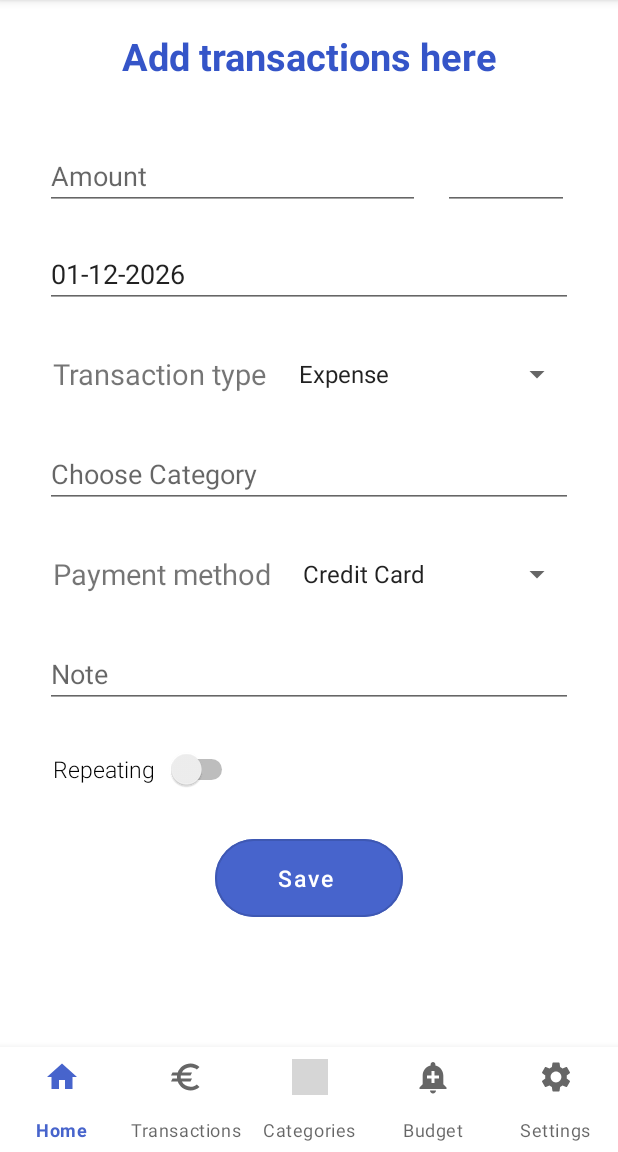
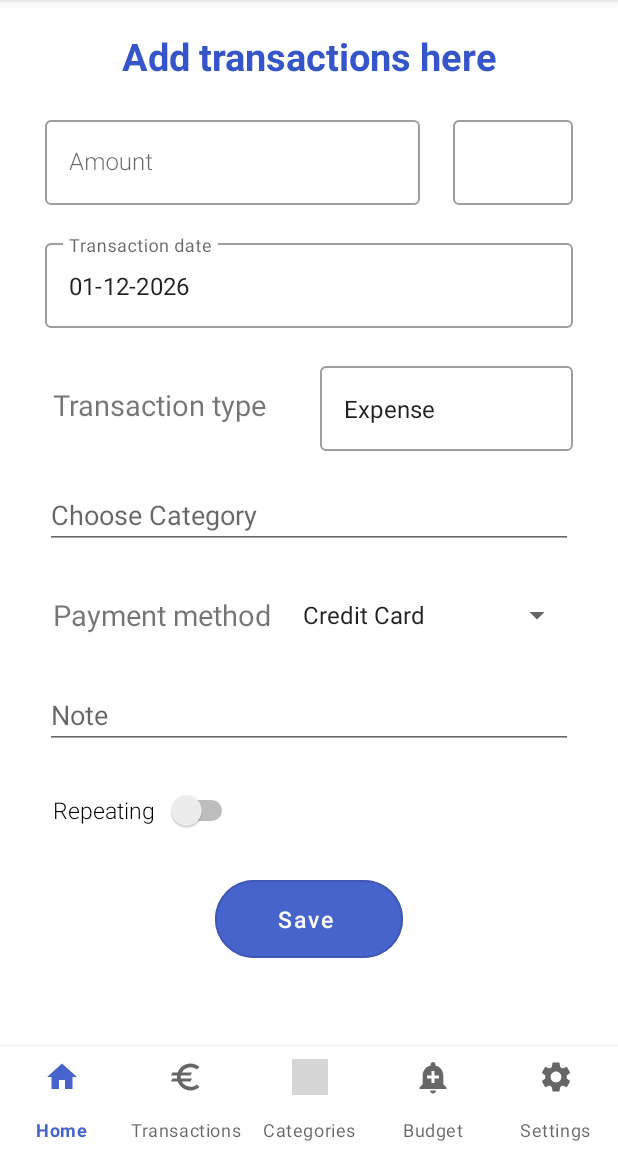
Before and after one commit to amruthanc13/ISEE-DroidBits, an Android app: the fragment AddTransactionFragment placed in its activity, on a phone screen of 412 x 824 dp, the part 84-1236 px from its top. Run offline under Robolectric (Android 15) with nearby library versions, the light colour scheme and no system bars; our stand-ins replace Room's generated code, Volley; libraries missing offline, so code that uses them is left out: com.github.mikephil.charting; 19 statements that could not run were skipped; grey boxes are pictures that could not be loaded.

Commit message:
changing transaction page

```diff
--- a/app/src/main/java/com/droidbits/moneycontrol/ui/transactions/AddTransactionFragment.java
+++ b/app/src/main/java/com/droidbits/moneycontrol/ui/transactions/AddTransactionFragment.java
@@ -51,6 +51,8 @@ import com.droidbits.moneycontrol.utils.DateUtils;
 import com.droidbits.moneycontrol.utils.FormatterUtils;
 import com.droidbits.moneycontrol.utils.NetworkUtils;
 import com.google.android.material.dialog.MaterialAlertDialogBuilder;
+import com.google.android.material.textfield.TextInputEditText;
+import com.google.android.material.textfield.TextInputLayout;
 
 import android.widget.Switch;
 import android.widget.TextView;
@@ -71,7 +73,8 @@ import java.util.Locale;
 
 public class AddTransactionFragment extends Fragment {
     private static final String CURRENCY_DEFAULT_NAME = "Currency";
-    private EditText tiedtTransactionAmount;
+    private TextInputEditText tiedtTransactionAmount;
+    private TextInputLayout tilTransactionAmount;
     private EditText tiedtTransactionNote;
     private EditText textCategory;
     private EditText currencySpinner;
@@ -87,7 +90,7 @@ public class AddTransactionFragment extends Fragment {
     private View currentView;
     private Button btnSave;
     private Spinner paymentSpinner;
-    private Spinner transactionTypeSpinner;
+    private TextInputEditText transactionTypeSpinner;
     private Transactions lastAddedTransaction;
     private EditText budgetDialog;
     private RequestQueue requestQueue;
@@ -109,29 +112,10 @@ public class AddTransactionFragment extends Fragment {
         super.onCreate(savedInstanceState);
         View v = inflater.inflate(R.layout.fragment_add_transactions, container, false);
         transactionTypeSpinner = v.findViewById((R.id.spinnerTransactionType));
-        ArrayAdapter myadapter = new ArrayAdapter<String>(getActivity(), android.R.layout.simple_list_item_1, getResources().getStringArray(R.array.transaction_type));
-        myadapter.setDropDownViewResource(android.R.layout.simple_spinner_dropdown_item);
-        transactionTypeSpinner.setAdapter(myadapter);
 
         //Transaction type on change
-        transactionTypeSpinner.setOnItemSelectedListener(new AdapterView.OnItemSelectedListener() {
-            @Override
-            public void onItemSelected(AdapterView<?> adapterView, View view, int i, long l) {
-                if (transactionTypeSpinner.getSelectedItem().toString().equals("Income")) {
-                    textCategory.setVisibility(view.GONE);
-                    textCategory.setText("Income");
-                } else {
-                    textCategory.setVisibility(view.VISIBLE);
-                    textCategory.getText().clear();
-                }
-                transactionTypeSpinner.getSelectedItem().toString();
-            }
+        setTransactionTypeSpinner(v);
 
-            @Override
-            public void onNothingSelected(AdapterView<?> adapterView) {
-
-            }
-        });
         isRepeatingSwitch = v.findViewById(R.id.repeatingSwitch);
         paymentSpinner = v.findViewById((R.id.spinnerPaymentMethod));
         ArrayAdapter myadapter2 = new ArrayAdapter<String>(getActivity(), android.R.layout.simple_list_item_1, getResources().getStringArray(R.array.payment_method));
@@ -168,6 +152,45 @@ public class AddTransactionFragment extends Fragment {
 
     }
 
+    private void setTransactionTypeSpinner(final View view) {
+        transactionTypeSpinner = view.findViewById((R.id.spinnerTransactionType));
+        String[] dropdownItems = new String[]{"Expense", "Income"};
+
+        transactionTypeSpinner.setText("Expense");
+        MaterialAlertDialogBuilder dialogBuilder = new MaterialAlertDialogBuilder(getContext())
+                .setTitle("Select the transaction type")
+                .setItems(dropdownItems, new DialogInterface.OnClickListener() {
+                    @Override
+                    public void onClick(final DialogInterface dialog, final int which) {
+                        transactionTypeSpinner.setText(dropdownItems[which]);
+                        if (transactionTypeSpinner.getText().toString().equals("Income")) {
+                            textCategory.setVisibility(view.GONE);
+                            textCategory.setText("Income");
+                        } else {
+                            textCategory.setVisibility(view.VISIBLE);
+                            textCategory.getText().clear();
+                        }
+                    }
+                });
+
+        transactionTypeSpinner.setOnFocusChangeListener(new View.OnFocusChangeListener() {
+            @Override
+            public void onFocusChange(final View v, final boolean hasFocus) {
+                if (hasFocus) {
+                    dialogBuilder.show();
+                }
+            }
+        });
+
+        transactionTypeSpinner.setOnClickListener(new View.OnClickListener() {
+            @Override
+            public void onClick(final View v) {
+                dialogBuilder.show();
+            }
+        });
+        transactionTypeSpinner.setInputType(0);
+    }
+
     /**
      * Initializes view elements.
      * @param view view
@@ -177,6 +200,8 @@ public class AddTransactionFragment extends Fragment {
     public void onViewCreated(final @NonNull View view, final @Nullable Bundle savedInstanceState) {
 
         tiedtTransactionAmount = view.findViewById(R.id.transactionAmount);
+        tilTransactionAmount = view.findViewById(R.id.til_transactionAmount);
+
         tiedtTransactionNote = view.findViewById(R.id.transactionNote);
         textCategory = view.findViewById(R.id.transactionCategory);
 
@@ -269,13 +294,13 @@ public class AddTransactionFragment extends Fragment {
      */
     private boolean checkTransactionAmount() {
         if (tiedtTransactionAmount.getText().toString().trim().isEmpty()) {
-            tiedtTransactionAmount.setError("Please enter the amount of your transaction");
+            tilTransactionAmount.setError("Please enter the amount");
             requestFocus(tiedtTransactionAmount);
             return false;
         }
 
         if (Float.parseFloat(tiedtTransactionAmount.getText().toString().trim()) <= 0) {
-            tiedtTransactionAmount.setError("Amount should be larger than 0");
+            tilTransactionAmount.setError("Amount should be larger than 0");
             requestFocus(tiedtTransactionAmount);
             return false;
         }
@@ -417,7 +442,7 @@ public class AddTransactionFragment extends Fragment {
     @SuppressWarnings({"checkstyle", "magicnumber"})
     private void submitForm() {
         paymentMethod = paymentSpinner.getSelectedItem().toString();
-        transactionType = transactionTypeSpinner.getSelectedItem().toString();
+        transactionType = transactionTypeSpinner.getText().toString();
         isRepeating = isRepeatingSwitch.isChecked();
 
         Transactions newTransaction;
--- a/app/src/main/res/layout/fragment_add_transactions.xml
+++ b/app/src/main/res/layout/fragment_add_transactions.xml
@@ -1,16 +1,18 @@
 <?xml version="1.0" encoding="utf-8"?>
-<LinearLayout xmlns:android="http://schemas.android.com/apk/res/android"
-    xmlns:tools="http://schemas.android.com/tools"
-    android:id="@+id/fragment_add_transactions"
+<ScrollView
+    xmlns:android="http://schemas.android.com/apk/res/android"
+    android:id="@+id/addTransactionFragment"
     android:layout_width="match_parent"
     android:layout_height="match_parent"
+    android:background="#ffffff">
+
+    <LinearLayout
+        android:layout_width="match_parent"
+        android:layout_height="wrap_content"
         android:orientation="vertical"
         android:paddingStart="20dp"
         android:paddingEnd="20dp"
-    android:paddingBottom="20dp"
-    tools:context=".MainActivity"
-    android:background="#ffffff">
-
+        android:paddingBottom="20dp">
 
         <TextView
             android:id="@+id/addTransaction"
@@ -36,32 +38,64 @@
             android:layout_marginEnd="10dp"
             android:layout_marginTop="10dp">
 
-        <EditText
+            <com.google.android.material.textfield.TextInputLayout
+                android:id="@+id/til_transactionAmount"
+                android:layout_width="match_parent"
+                android:layout_height="wrap_content"
+                style="@style/Widget.MaterialComponents.TextInputLayout.OutlinedBox">
+
+                <com.google.android.material.textfield.TextInputEditText
                     android:id="@+id/transactionAmount"
+                    style="@style/font_family_normal_text"
                     android:layout_width="250dp"
                     android:layout_height="wrap_content"
-            android:layout_marginTop="20dp"
-            android:layout_marginEnd="10dp"
                     android:hint="Amount"
-            android:inputType="numberDecimal" />
+                    android:inputType="numberDecimal">
 
-        <EditText
+                </com.google.android.material.textfield.TextInputEditText>
+
+            </com.google.android.material.textfield.TextInputLayout>
+
+            <com.google.android.material.textfield.TextInputLayout
+                android:id="@+id/til_default_currency_spinner"
+                android:layout_width="80dp"
+                android:layout_marginLeft="-80dp"
+                android:layout_height="wrap_content"
+                style="@style/Widget.MaterialComponents.TextInputLayout.OutlinedBox">
+
+                <com.google.android.material.textfield.TextInputEditText
                     android:id="@+id/default_currency_spinner"
-            android:layout_width="84dp"
+                    style="@style/font_family_normal_text"
+                    android:layout_width="80dp"
                     android:layout_height="wrap_content"
-            android:layout_marginStart="5dp"
-            android:layout_marginTop="20dp" />
+                    android:inputType="numberDecimal">
+
+                </com.google.android.material.textfield.TextInputEditText>
+
+            </com.google.android.material.textfield.TextInputLayout>
+
         </LinearLayout>
 
-    <EditText
-        android:id="@+id/transactionDate"
+        <com.google.android.material.textfield.TextInputLayout
+            android:id="@+id/transactionDateLayout"
             android:layout_width="match_parent"
             android:layout_height="wrap_content"
             android:layout_marginStart="10dp"
             android:layout_marginEnd="10dp"
             android:layout_marginTop="20dp"
+            style="@style/Widget.MaterialComponents.TextInputLayout.OutlinedBox">
+
+            <com.google.android.material.textfield.TextInputEditText
+                android:id="@+id/transactionDate"
+                android:textStyle="normal"
+                android:layout_width="match_parent"
+                android:layout_height="wrap_content"
+                android:clickable="true"
                 android:hint="Transaction date"
-        />
+                android:focusable="false" />
+
+        </com.google.android.material.textfield.TextInputLayout>
+
         <LinearLayout
             android:layout_width="match_parent"
             android:layout_height="wrap_content"
@@ -79,11 +113,21 @@
                 android:textSize="19dp"
                 android:textStyle="normal" />
 
-        <Spinner
+            <com.google.android.material.textfield.TextInputLayout
+                android:layout_width="80dp"
+                android:layout_height="match_parent"
+                android:layout_marginLeft="30dp"
+                android:layout_weight="1"
+                style="@style/Widget.MaterialComponents.TextInputLayout.OutlinedBox">
+
+                <com.google.android.material.textfield.TextInputEditText
                     android:id="@+id/spinnerTransactionType"
+                    android:minHeight="50dp"
                     android:layout_width="match_parent"
-            android:layout_height="match_parent"
-            android:gravity="center" />
+                    android:layout_height="wrap_content" />
+
+            </com.google.android.material.textfield.TextInputLayout>
+
         </LinearLayout>
         <EditText
             android:id="@+id/transactionCategory"
@@ -181,5 +225,6 @@
             android:layout_marginEnd="130dp"
             android:text="Save" />
 
+    </LinearLayout>
 
-</LinearLayout>
+</ScrollView>
```
Lines whose indentation alone changed are shown as unchanged.
